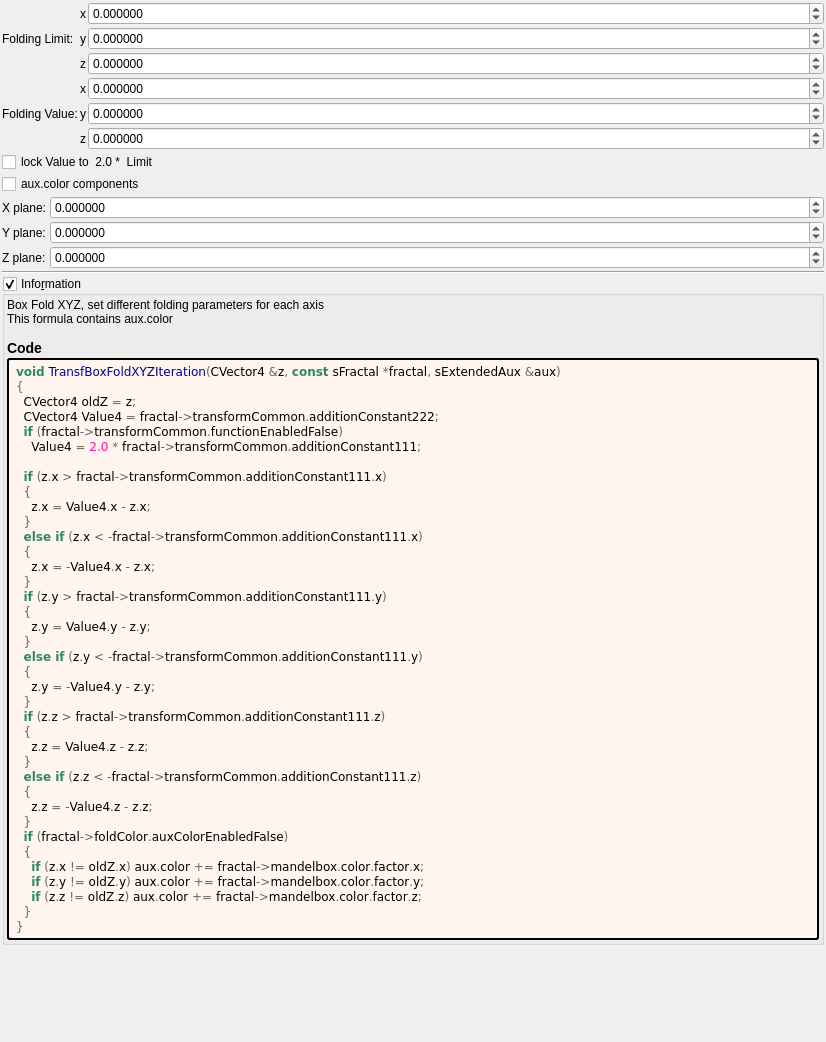
Above: mandelbulber2/formula/ui/transf_box_fold_xyz.ui from buddhi1980/mandelbulber2 before the change. Below: the same form after it.
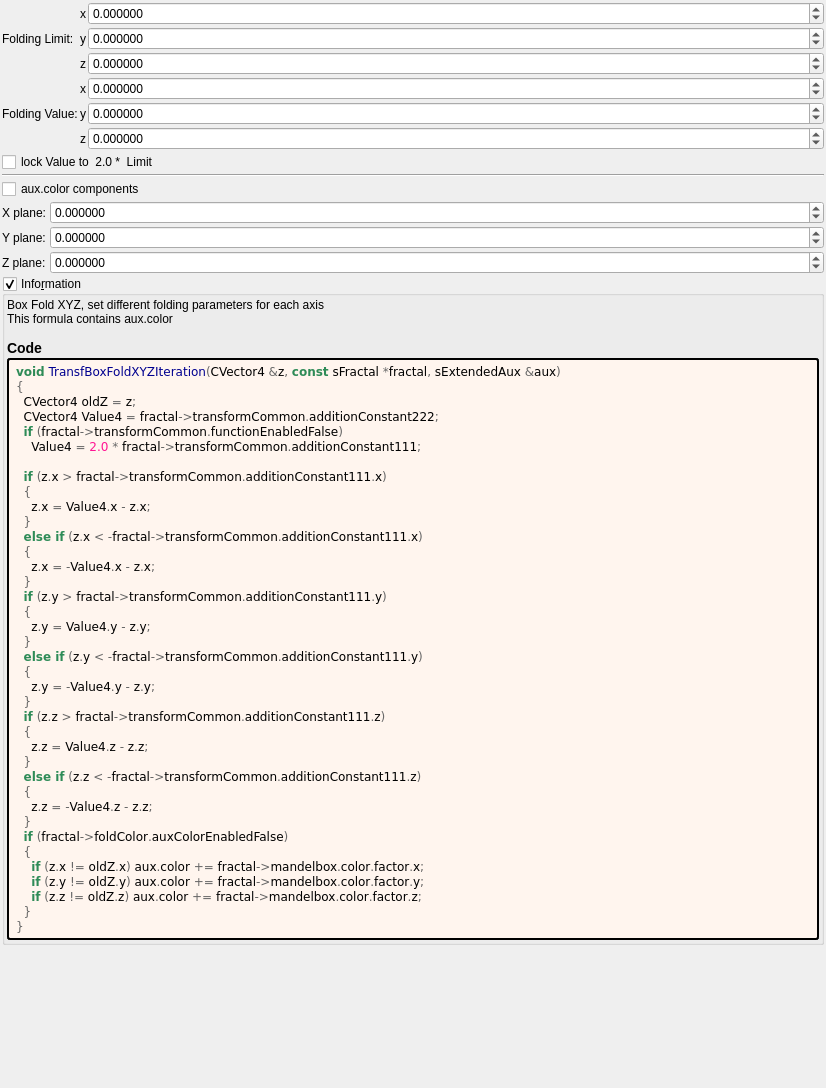
That is the form after the change. Custom widgets are drawn as their Qt base class.

Diff of the .ui file:
```diff
--- a/mandelbulber2/formula/ui/transf_box_fold_xyz.ui
+++ b/mandelbulber2/formula/ui/transf_box_fold_xyz.ui
@@ -7,7 +7,7 @@
     <x>0</x>
     <y>0</y>
     <width>826</width>
-    <height>1042</height>
+    <height>1088</height>
    </rect>
   </property>
   <property name="windowTitle">
@@ -267,6 +267,13 @@
      </property>
     </widget>
    </item>
+   <item>
+    <widget class="Line" name="line_30">
+     <property name="orientation">
+      <enum>Qt::Horizontal</enum>
+     </property>
+    </widget>
+   </item>
    <item>
     <layout class="QGridLayout" name="gridLayout_13" columnstretch="0,0,1">
      <property name="spacing">
@@ -386,13 +393,6 @@
      </item>
     </layout>
    </item>
-   <item>
-    <widget class="Line" name="line_30">
-     <property name="orientation">
-      <enum>Qt::Horizontal</enum>
-     </property>
-    </widget>
-   </item>
    <item>
     <widget class="MyGroupBox" name="groupCheck_info">
      <property name="title">
```
Left out of the diff: 2 changed lines with no effect on the pictures.
